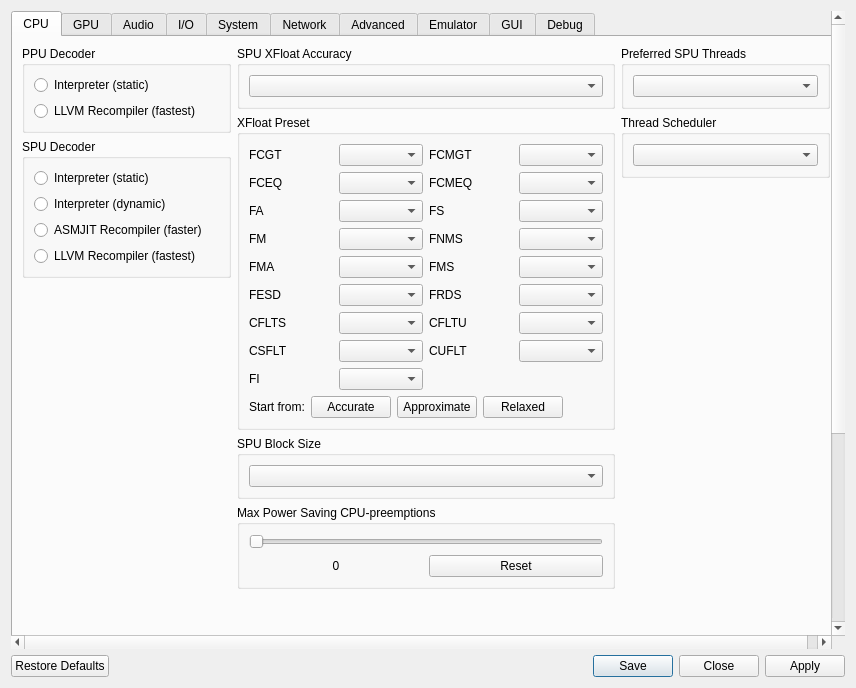
Old version of the form rpcs3/rpcs3qt/settings_dialog.ui in the repository Yahfz/rpcs3.
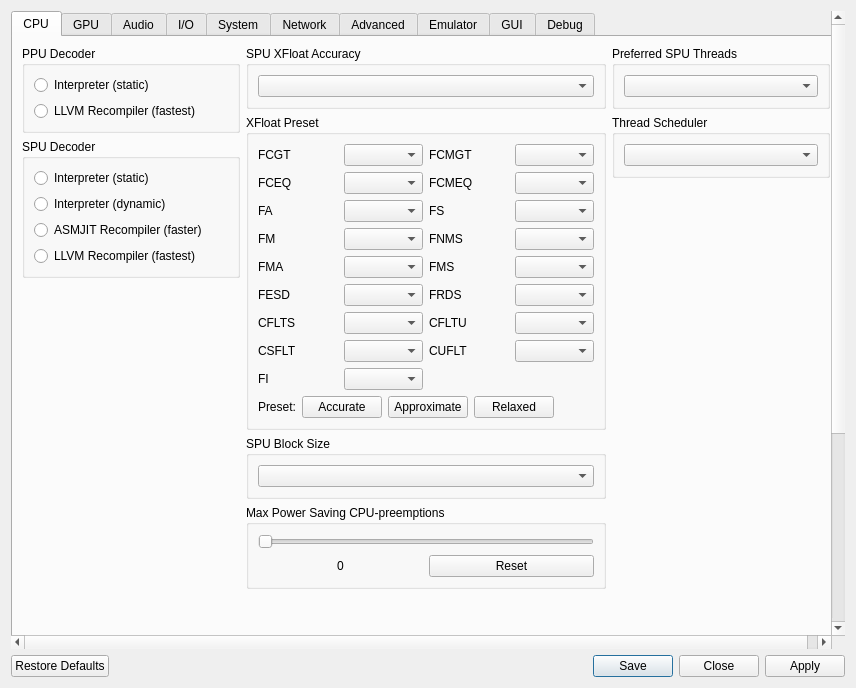
New version of the form. Icons and pictures are not drawn.

Commit message: SPU: Rename Custom XFloat preset label

The edit to the form file:
```diff
--- a/rpcs3/rpcs3qt/settings_dialog.ui
+++ b/rpcs3/rpcs3qt/settings_dialog.ui
@@ -357,7 +357,7 @@
                 <item>
                  <widget class="QLabel" name="label_custom_xfloat_presets">
                   <property name="text">
-                   <string>Start from:</string>
+                   <string>Preset:</string>
                   </property>
                  </widget>
                 </item>
```
